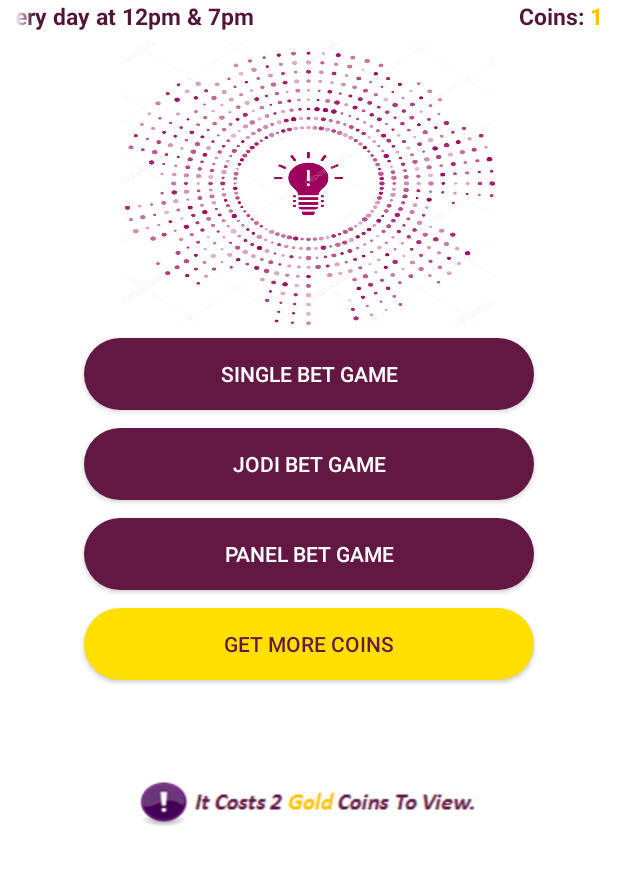
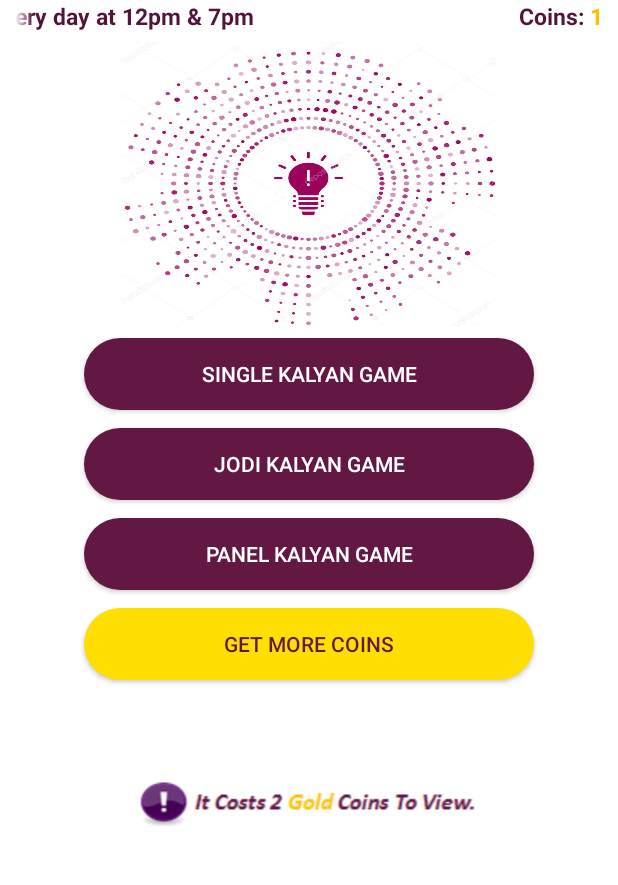
Before and after one commit to MohsinAliJafery/InApp_Purchases_Subscription, an Android app: the KalyanWorkActivity screen opened directly, with no data from a screen before it, on a phone screen of 412 x 824 dp, the part 91-976 px from its top. Run offline under Robolectric (Android 15) with nearby library versions, the phone set to English and light mode, and no system bars; our stand-ins replace AdMob.

Commit message:
These files have been update.

```diff
--- a/app/src/main/AndroidManifest.xml
+++ b/app/src/main/AndroidManifest.xml
@@ -28,6 +28,7 @@
 <!--        App ID Admob     -->
         <meta-data
             android:name="com.google.android.gms.ads.APPLICATION_ID"
+
             android:value="ca-app-pub-3940256099942544~3347511713" />
 
     </application>
--- a/app/src/main/java/com/bhjbestkalyangame/realapplication/Result.java
+++ b/app/src/main/java/com/bhjbestkalyangame/realapplication/Result.java
@@ -144,7 +144,7 @@ public class Result extends AppCompatActivity {
                     public void run() {
                         mInterstitialAd.show();
                     }
-                }, 5000);
+                }, 9000);
 
             }
             });
@@ -176,7 +176,7 @@ public class Result extends AppCompatActivity {
 //            mManager.notify(1, mBuilder.build());
 
 
-        mTitle.setText(mFrom + " Bet Game");
+        mTitle.setText(mFrom + " Kalyan Game");
         Numbers = new HashMap<String, String>();
         mDatabase = FirebaseDatabase.getInstance();
         mReference = mDatabase.getReference("current_lucky_numbers").child(mFrom);
--- a/app/src/main/res/layout/activity_kalyan_work.xml
+++ b/app/src/main/res/layout/activity_kalyan_work.xml
@@ -65,7 +65,7 @@
         android:layout_height="wrap_content"
         android:layout_marginTop="8dp"
         android:background="@layout/button_background"
-        android:text="Single Bet Game"
+        android:text="Single Kalyan Game"
         android:textColor="@color/noColor"
         app:layout_constraintEnd_toEndOf="parent"
         app:layout_constraintHorizontal_bias="0.497"
@@ -80,7 +80,7 @@
         android:layout_marginTop="12dp"
         android:background="@layout/button_background"
         android:bottomRightRadius="10dp"
-        android:text="Panel Bet Game"
+        android:text="Panel Kalyan Game"
         android:textColor="@color/noColor"
         app:layout_constraintEnd_toEndOf="parent"
         app:layout_constraintHorizontal_bias="0.497"
@@ -93,7 +93,7 @@
         android:layout_height="wrap_content"
         android:layout_marginTop="12dp"
         android:background="@layout/button_background"
-        android:text="Jodi Bet Game"
+        android:text="Jodi Kalyan Game"
         android:textColor="@color/noColor"
         app:layout_constraintEnd_toEndOf="parent"
         app:layout_constraintHorizontal_bias="0.497"
--- a/app/src/main/res/layout/result_activity.xml
+++ b/app/src/main/res/layout/result_activity.xml
@@ -72,13 +72,11 @@
         android:layout_height="514dp"
         android:layout_below="@+id/ResultViewNameID"
         android:stretchMode="columnWidth"
+        android:paddingBottom="50dp"
         app:layout_constraintBottom_toBottomOf="parent"
         app:layout_constraintEnd_toEndOf="parent"
         app:layout_constraintStart_toStartOf="parent"
         app:layout_constraintTop_toBottomOf="@+id/total_coins" />
-
-
-
 
 
     <androidx.core.widget.ContentLoadingProgressBar
```
Also changed, not shown: app/src/main/res/mipmap-hdpi/ic_launcher.png, app/src/main/res/mipmap-hdpi/ic_launcher_round.png, app/src/main/res/mipmap-mdpi/ic_launcher.png, app/src/main/res/mipmap-mdpi/ic_launcher_round.png, app/src/main/res/mipmap-xhdpi/ic_launcher.png, app/src/main/res/mipmap-xhdpi/ic_launcher_round.png, app/src/main/res/mipmap-xxhdpi/ic_launcher.png, app/src/main/res/mipmap-xxhdpi/ic_launcher_round.png, app/src/main/res/mipmap-xxxhdpi/ic_launcher.png, app/src/main/res/mipmap-xxxhdpi/ic_launcher_round.png.
